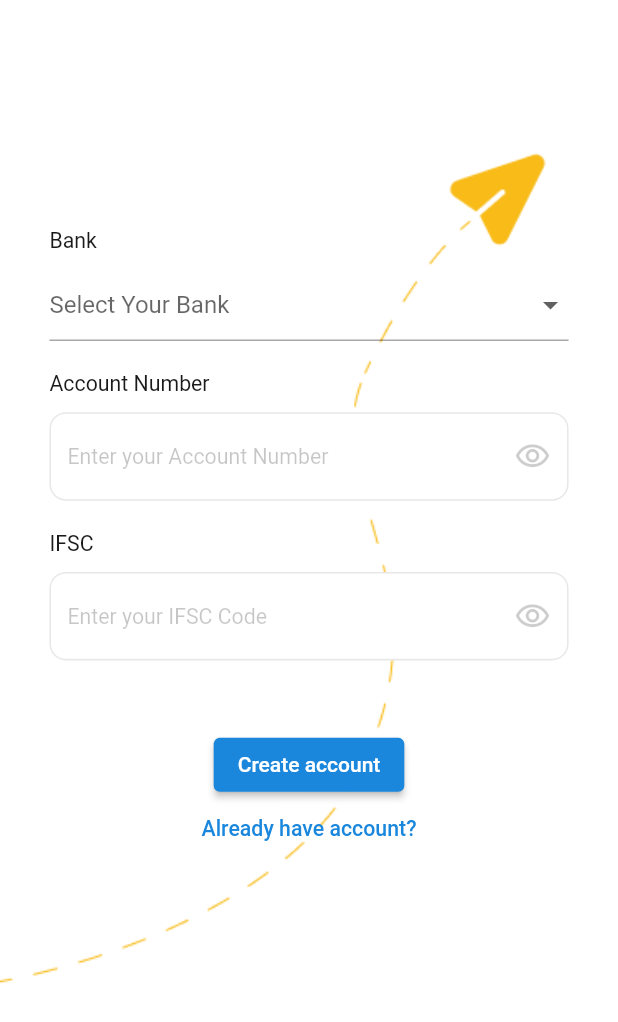
After one commit to Josepaul2k01/secure-trans, a Flutter app: the BankScreen screen opened directly, on a phone screen of 412 x 824 dp. The commit adds this screen. Shown: the top 1022 px of the screen. Run offline on Flutter 3.47's test engine with Material 2 defaults, Android fonts, the phone set to English and light mode, and no system bars; our stand-ins replace cloud_firestore, firebase_auth, firebase_core, flutter_screenutil, flutter_svg, sqflite; accounts and stored records are empty; Roboto replaces fonts that are missing (SF-Pro-Rounded).

Commit message:
first commit

```diff
--- a/lib/screens/add_card_screen.dart
+++ b/lib/screens/add_card_screen.dart
@@ -3,7 +3,7 @@ import 'package:flutter_screenutil/flutter_screenutil.dart';
 import 'package:flutter_svg/flutter_svg.dart';
 import 'package:pay_now/widgets/horizontal_spacer.dart';
 import 'package:pay_now/widgets/vertical_spacer.dart';
-
+import 'package:sqflite/sqflite.dart';
 class AddCardScreen extends StatelessWidget {
   const AddCardScreen({Key? key}) : super(key: key);
 
--- /dev/null
+++ b/lib/screens/bank.dart
@@ -0,0 +1,144 @@
+import 'package:flutter/material.dart';
+import 'package:flutter_screenutil/flutter_screenutil.dart';
+import 'package:pay_now/screens/login_screen.dart';
+import 'package:pay_now/screens/seed.dart';
+import 'package:pay_now/widgets/primary_button.dart';
+import 'package:pay_now/widgets/vertical_spacer.dart';
+import 'package:firebase_auth/firebase_auth.dart';
+
+class BankScreen extends StatelessWidget {
+  BankScreen({Key? key}) : super(key: key);
+
+  final _list = ['Federal', 'Canara', 'South Indian'];
+
+  @override
+  Widget build(BuildContext context) {
+    return Scaffold(
+      body: Container(
+        height: 812.h,
+        width: 375.w,
+        decoration: const BoxDecoration(
+          image: DecorationImage(
+            image: AssetImage("assets/images/Background.png"),
+            fit: BoxFit.cover,
+          ),
+        ),
+        child: Padding(
+          padding: EdgeInsets.symmetric(
+            horizontal: 30.w,
+          ),
+          child: Column(
+            crossAxisAlignment: CrossAxisAlignment.start,
+            children: [
+              const VerticalSpacer(height: 150),
+              Text(
+                "Bank",
+                style: TextStyle(
+                  fontSize: 14.sp,
+                ),
+              ),
+              const VerticalSpacer(height: 10),
+
+
+              DropdownButtonFormField(
+              hint: Text('Select Your Bank'),
+              onChanged: (value) {
+                print(value);
+              },
+              items: _list.map((e) {
+                return DropdownMenuItem(
+                  value: e,
+                  child: Text(e),
+                );
+              }).toList()),
+              const VerticalSpacer(height: 20),
+              Text(
+                "Account Number",
+                style: TextStyle(
+                  fontSize: 14.sp,
+                ),
+              ),
+              VerticalSpacer(height: 10),
+              TextField(
+                decoration: InputDecoration(
+                  hintText: "Enter your Account Number",
+                  hintStyle: TextStyle(
+                    fontSize: 14.sp,
+                    color: const Color(0xFF1A1A1A).withOpacity(0.2494),
+                  ),
+                  filled: true,
+                  fillColor: Colors.white,
+                  suffixIcon: Icon(
+                    Icons.remove_red_eye_outlined,
+                    size: 24.sp,
+                    color: Colors.black.withOpacity(0.1953),
+                  ),
+                  enabledBorder: OutlineInputBorder(
+                    borderRadius: BorderRadius.circular(10.w),
+                    borderSide: BorderSide(
+                      color: const Color(0xFF1A1A1A).withOpacity(0.1),
+                      width: 1.sp,
+                    ),
+                  ),
+                ),
+              ),
+              const VerticalSpacer(height: 20),
+              Text(
+                "IFSC",
+                style: TextStyle(
+                  fontSize: 14.sp,
+                ),
+              ),
+              const VerticalSpacer(height: 10),
+              TextField(
+                decoration: InputDecoration(
+                  hintText: "Enter your IFSC Code",
+                  hintStyle: TextStyle(
+                    fontSize: 14.sp,
+                    color: const Color(0xFF1A1A1A).withOpacity(0.2494),
+                  ),
+                  filled: true,
+                  fillColor: Colors.white,
+                  suffixIcon: Icon(
+                    Icons.remove_red_eye_outlined,
+                    size: 24.sp,
+                    color: Colors.black.withOpacity(0.1953),
+                  ),
+                  enabledBorder: OutlineInputBorder(
+                    borderRadius: BorderRadius.circular(10.w),
+                    borderSide: BorderSide(
+                      color: const Color(0xFF1A1A1A).withOpacity(0.1),
+                      width: 1.sp,
+                    ),
+                  ),
+                ),
+              ),
+              const VerticalSpacer(height: 45),
+              Center(
+                child: ElevatedButton(child:Text("Create account"),
+                onPressed: (){
+                  Navigator.of(context).push(MaterialPageRoute(builder: (context) {
+                    return ResetPasswordScreen1();
+                  }));
+                },),
+              ),
+              const VerticalSpacer(height: 10),
+              SizedBox(
+                width: 375.w,
+                child: Text(
+                  "Already have account?",
+                  style: TextStyle(
+                    color: Theme.of(context).colorScheme.primary,
+                    fontSize: 14.sp,
+                    fontWeight: FontWeight.w500,
+                  ),
+                  textAlign: TextAlign.center,
+                ),
+              ),
+            ],
+          ),
+        ),
+      ),
+    );
+  }
+}
--- a/lib/screens/cards_screen.dart
+++ b/lib/screens/cards_screen.dart
@@ -139,7 +139,7 @@ class CardsScreen extends StatelessWidget {
                 ),
                 const HorizontalSpacer(width: 6),
                 Container(
-                  width: 6.w,
+                  width: 10.w,
                   height: 6.h,
                   decoration: BoxDecoration(
                       color: const Color(0xFF8FA1B4).withOpacity(0.2965),
--- a/lib/screens/login_screen.dart
+++ b/lib/screens/login_screen.dart
@@ -2,13 +2,14 @@ import 'package:flutter/material.dart';
 import 'package:flutter_screenutil/flutter_screenutil.dart';
 import 'package:pay_now/screens/home_screen.dart';
 import 'package:pay_now/screens/profile_screen.dart';
-import 'package:pay_now/screens/reset1.dart';
+import 'package:pay_now/screens/seed.dart';
 import 'package:pay_now/screens/reset_password_screen.dart';
 import 'package:pay_now/widgets/primary_button.dart';
 import 'package:pay_now/widgets/vertical_spacer.dart';
-
+import 'package:firebase_auth/firebase_auth.dart';
 class LoginScreen extends StatelessWidget {
   LoginScreen({Key? key}) : super(key: key);
+
 
   final _usernameController = TextEditingController();
 
@@ -156,6 +157,7 @@ class LoginScreen extends StatelessWidget {
               ElevatedButton(child:
               const Text( "Login"),
               onPressed: () {
+
                 checkLogin(context);
                 },),
               const VerticalSpacer(height: 2),
--- a/pubspec.yaml
+++ b/pubspec.yaml
@@ -37,6 +37,10 @@ dependencies:
   # The following adds the Cupertino Icons font to your application.
   # Use with the CupertinoIcons class for iOS style icons.
   cupertino_icons: ^1.0.2
+  sqflite: ^2.2.8+4
+  firebase_core: ^2.13.1
+  firebase_auth: ^4.6.2
+  cloud_firestore: ^4.8.0
 
 dev_dependencies:
   flutter_test:
```
Also changed, not shown: lib/main.dart (+8 -4 lines), lib/screens/home_screen.dart (+20 -20 lines), lib/screens/login_signup_screen.dart (+5 -5 lines), lib/screens/on_boarding_screen.dart (+8 -2 lines), lib/screens/seed.dart (renamed from lib/screens/reset1.dart, +11 -4 lines), lib/screens/signup_screen.dart (+35 -10 lines), lib/screens/splash_screen.dart (+4 -8 lines), assets/images/HLogo.png, assets/images/Logo.jpg (added), assets/images/Logo.png (deleted), pubspec.lock, 8 other files.
